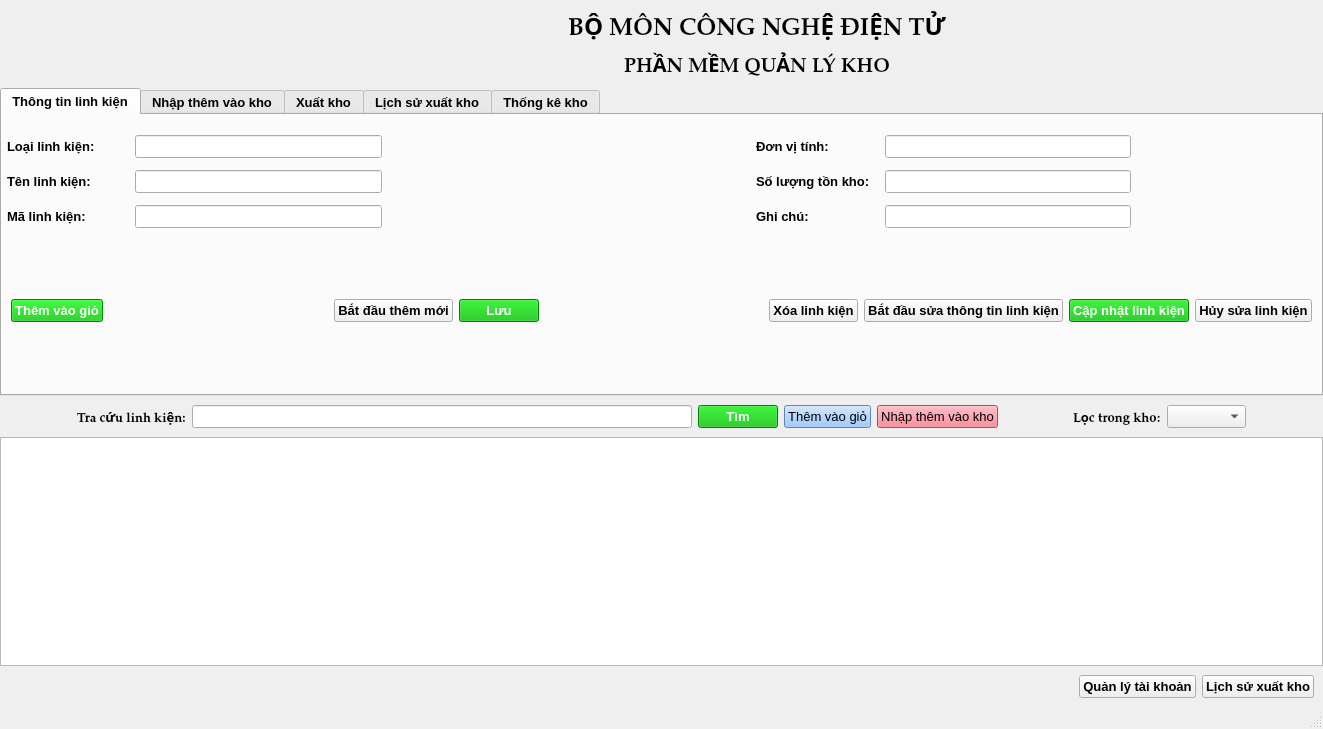
This is NhapXuatKho_CNDT/mainwindow.ui in ngockhang2017/NhapXuatKho_CNDT as Qt 5 draws it before an edit. The edited form follows.
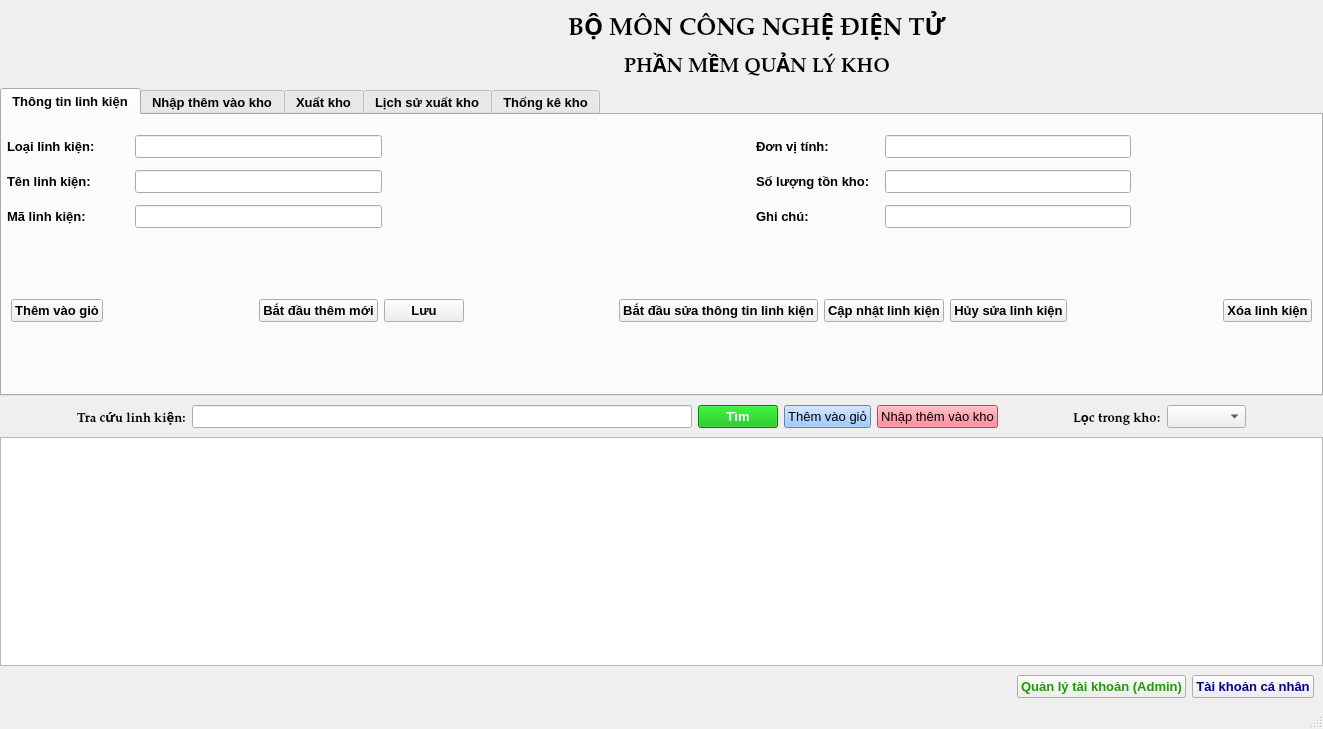
This is the edited form. The open tabs and pages were chosen to show the change. Icons and pictures are not drawn.

Diff of the .ui file:
```diff
--- a/NhapXuatKho_CNDT/mainwindow.ui
+++ b/NhapXuatKho_CNDT/mainwindow.ui
@@ -316,8 +316,7 @@
                  </font>
                 </property>
                 <property name="styleSheet">
-                 <string notr="true">background-color: rgb(0, 188, 0);
-color: rgb(255, 255, 255);</string>
+                 <string notr="true"/>
                 </property>
                 <property name="text">
                  <string>Thêm vào giỏ</string>
@@ -354,8 +353,7 @@
                  </font>
                 </property>
                 <property name="styleSheet">
-                 <string notr="true">background-color: rgb(0, 181, 0);
-color: rgb(255, 255, 255);</string>
+                 <string notr="true"/>
                 </property>
                 <property name="text">
                  <string>Lưu</string>
@@ -375,13 +373,6 @@
                 </property>
                </spacer>
               </item>
-              <item>
-               <widget class="QPushButton" name="pushButton_13">
-                <property name="text">
-                 <string>Xóa linh kiện</string>
-                </property>
-               </widget>
-              </item>
               <item>
                <widget class="QPushButton" name="pushButton_14">
                 <property name="text">
@@ -399,8 +390,7 @@
                  </font>
                 </property>
                 <property name="styleSheet">
-                 <string notr="true">background-color: rgb(0, 181, 0);
-color: rgb(255, 255, 255);</string>
+                 <string notr="true"/>
                 </property>
                 <property name="text">
                  <string>Cập nhật linh kiện</string>
@@ -414,6 +404,26 @@
                 </property>
                </widget>
               </item>
+              <item>
+               <spacer name="horizontalSpacer_5">
+                <property name="orientation">
+                 <enum>Qt::Horizontal</enum>
+                </property>
+                <property name="sizeHint" stdset="0">
+                 <size>
+                  <width>40</width>
+                  <height>20</height>
+                 </size>
+                </property>
+               </spacer>
+              </item>
+              <item>
+               <widget class="QPushButton" name="pushButton_13">
+                <property name="text">
+                 <string>Xóa linh kiện</string>
+                </property>
+               </widget>
+              </item>
              </layout>
             </widget>
            </item>
@@ -1232,15 +1242,21 @@
           </item>
           <item>
            <widget class="QPushButton" name="pushButton_7">
+            <property name="styleSheet">
+             <string notr="true">color: rgb(28, 157, 0);</string>
+            </property>
             <property name="text">
-             <string>Quản lý tài khoản</string>
+             <string>Quản lý tài khoản (Admin)</string>
             </property>
            </widget>
           </item>
           <item>
-           <widget class="QPushButton" name="pushButton_8">
+           <widget class="QPushButton" name="pushButton_TK_canhanh">
+            <property name="styleSheet">
+             <string notr="true">color: rgb(0, 0, 148);</string>
+            </property>
             <property name="text">
-             <string>Lịch sử xuất kho</string>
+             <string>Tài khoản cá nhân</string>
             </property>
            </widget>
           </item>
```
Left out of the diff: 2 changed lines with no effect on the pictures.
